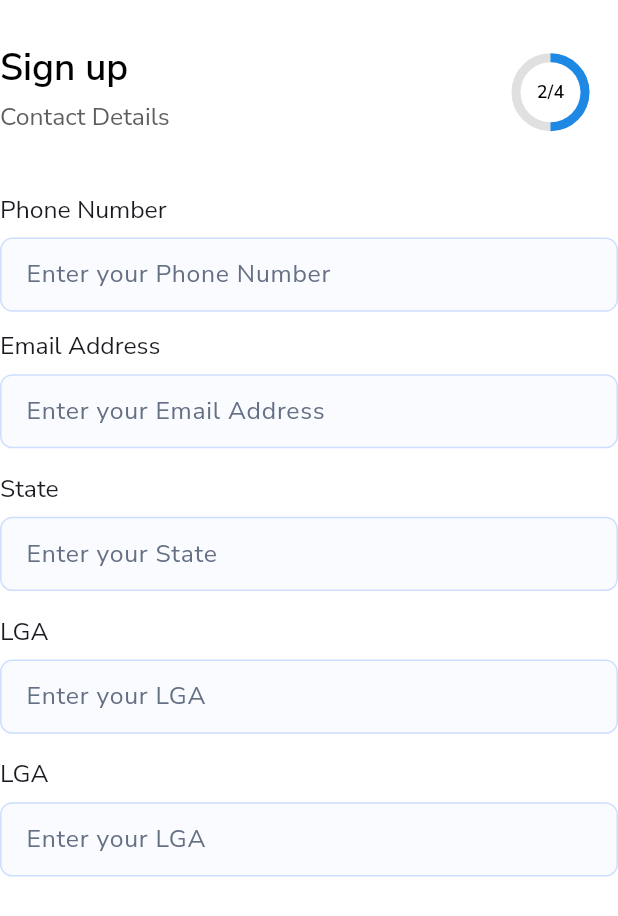
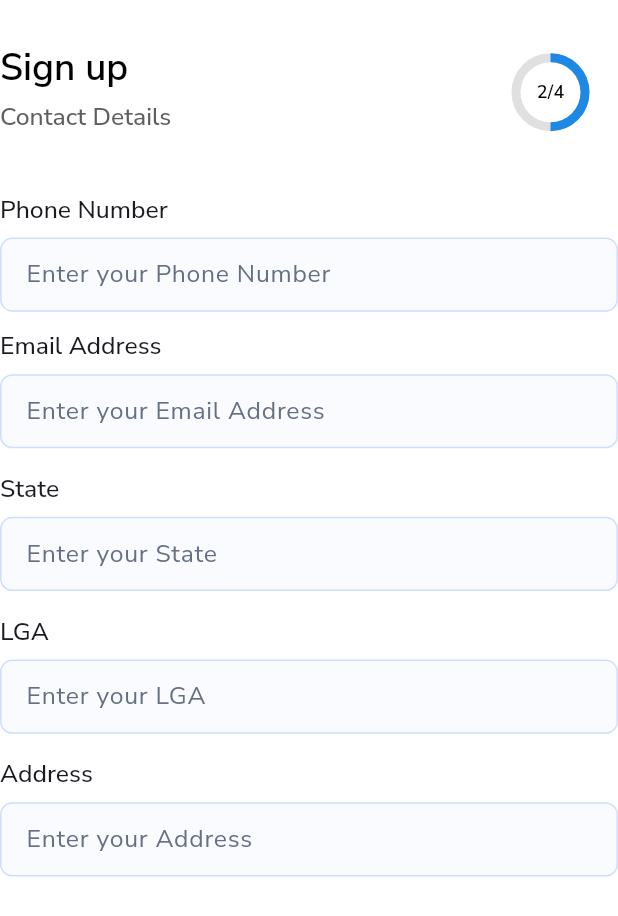
Before and after one commit to adeyopaul/pido, a Flutter app: the Signupcontactdetails screen opened directly, on a phone screen of 412 x 824 dp. Shown: the top 916 px of the screen. Run offline on Flutter 3.47's test engine with Material 3 defaults, Android fonts, the phone set to English and light mode, and no system bars; our stand-ins replace flutter_screenutil, flutter_svg.

Commit message:
feat: Sign up pageview

```diff
--- a/lib/core/constants/theme/textTheme.dart
+++ b/lib/core/constants/theme/textTheme.dart
@@ -25,7 +25,7 @@ class AppTextStyles {
   static TextStyle body1 = TextStyle(
     fontFamily: fontFamily,
     fontSize: 16.sp,
-    fontWeight: FontWeight.w400,
+    fontWeight: FontWeight.w500,
   );
 
   static TextStyle body2 = TextStyle(
--- a/lib/presentation/views/screens/signUpContactDetails.dart
+++ b/lib/presentation/views/screens/signUpContactDetails.dart
@@ -11,7 +11,8 @@ class Signupcontactdetails extends StatelessWidget {
   @override
   Widget build(BuildContext context) {
     return Scaffold(
-      body: Column(
+      body: SingleChildScrollView(
+        child: Column(
           crossAxisAlignment: CrossAxisAlignment.start,
           children: [
             Padding(
@@ -99,18 +100,20 @@ class Signupcontactdetails extends StatelessWidget {
             Padding(
               padding: EdgeInsets.only(top: AppSpacing.xs),
               child: Text(
-              'LGA',
+                'Address',
                 style: Theme.of(context).textTheme.headlineMedium,
               ),
             ),
             Padding(
               padding: EdgeInsets.only(top: AppSpacing.sm, bottom: AppSpacing.ms),
               child: Textformfield(
-              title: 'Enter your LGA',
+                title: 'Enter your Address',
                 isPassword: false,
               ),
             ),
+
           ],
+        ),
       ),
     );
   }
--- a/lib/presentation/views/screens/signUpPersonalDetails.dart
+++ b/lib/presentation/views/screens/signUpPersonalDetails.dart
@@ -11,7 +11,8 @@ class Signuppersonaldetails extends StatelessWidget {
   @override
   Widget build(BuildContext context) {
     return Scaffold(
-      body: Column(
+      body: SingleChildScrollView(
+        child: Column(
           crossAxisAlignment: CrossAxisAlignment.start,
           children: [
             Padding(
@@ -98,6 +99,7 @@ class Signuppersonaldetails extends StatelessWidget {
             ),
           ],
         ),
+      ),
     );
   }
 }
```
Lines whose indentation alone changed are shown as unchanged.
